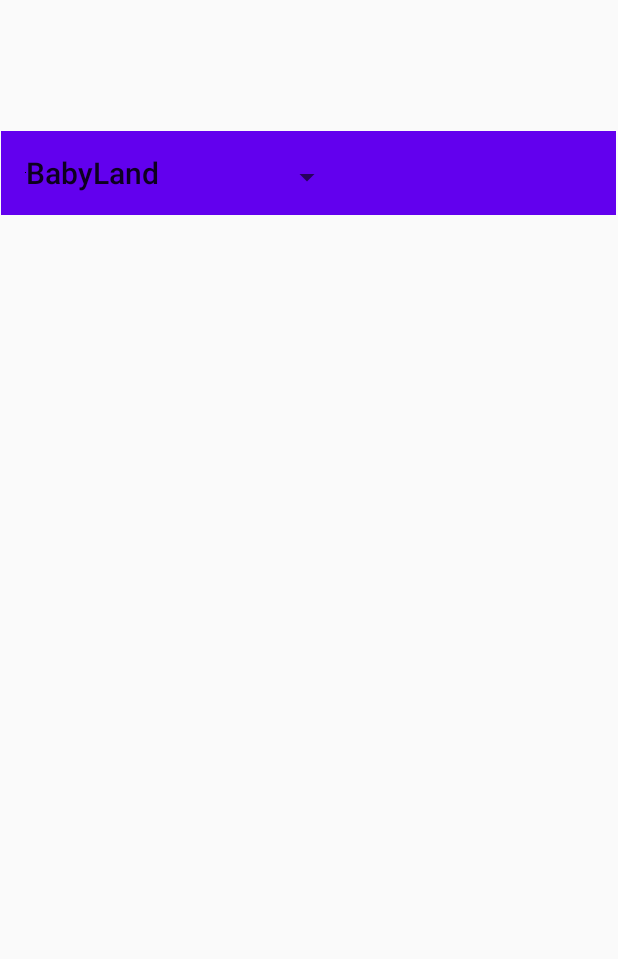
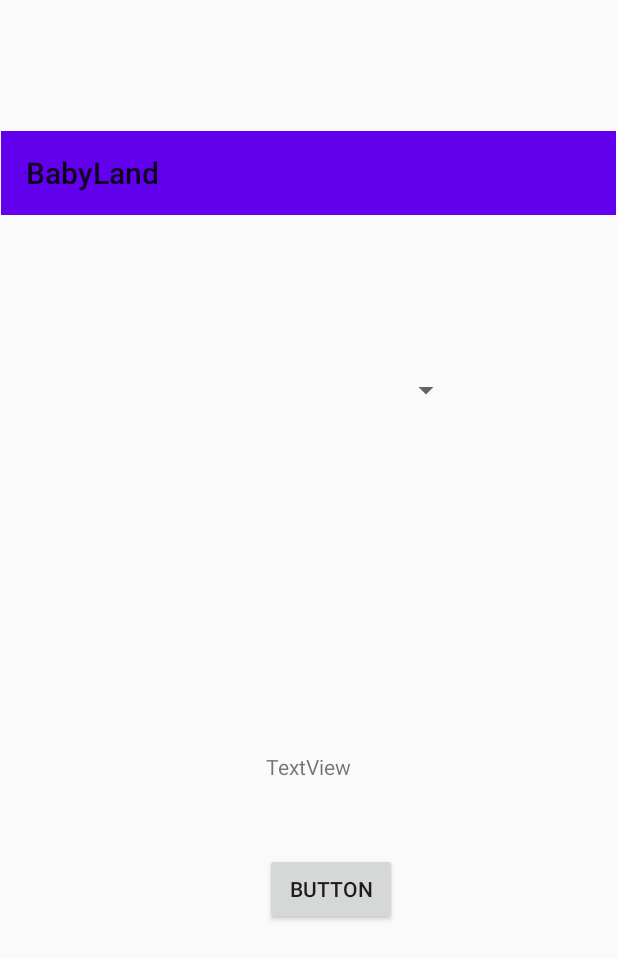
Before and after one commit to KatGkar/BabyLand, an Android app: the MainScreen screen opened directly, with no data from a screen before it, on a phone screen of 412 x 824 dp. Shown: the top 959 px of the screen. Run offline under Robolectric (Android 15) with nearby library versions, the phone set to English and light mode, and no system bars; our stand-ins replace Firebase (no records; nobody signed in at launch, a user with empty details on screens opened directly).

Commit message:
changing things

```diff
--- a/app/src/main/java/com/example/babyland/Baby.java
+++ b/app/src/main/java/com/example/babyland/Baby.java
@@ -8,6 +8,11 @@ public class Baby {
 
 
     public Baby() {
+    }
+
+    @Override
+    public String toString() {
+        return getName(); // You can add anything else like maybe getDrinkType()
     }
 
     public Baby(String name, String dateOfBirth, String amka, String placeOfBirth, String bloodType, String sex,
--- a/app/src/main/java/com/example/babyland/MainScreen.java
+++ b/app/src/main/java/com/example/babyland/MainScreen.java
@@ -6,12 +6,21 @@ import androidx.appcompat.app.AppCompatActivity;
 import androidx.appcompat.widget.Toolbar;
 
 import android.content.Intent;
+import android.os.BaseBundle;
 import android.os.Bundle;
 import android.provider.ContactsContract;
 import android.view.View;
+import android.widget.AdapterView;
+import android.widget.ArrayAdapter;
 import android.widget.Button;
 import android.widget.ImageButton;
+import android.widget.ListPopupWindow;
 import android.widget.RelativeLayout;
+import android.widget.SimpleAdapter;
+import android.widget.Spinner;
+import android.widget.SpinnerAdapter;
+import android.widget.TextView;
+import android.widget.Toast;
 
 import com.google.firebase.auth.FirebaseAuth;
 import com.google.firebase.database.DataSnapshot;
@@ -20,17 +29,24 @@ import com.google.firebase.database.DatabaseReference;
 import com.google.firebase.database.FirebaseDatabase;
 import com.google.firebase.database.ValueEventListener;
 
+import java.lang.reflect.Array;
 import java.util.ArrayList;
+import java.util.HashMap;
+import java.util.LinkedHashMap;
+import java.util.Map;
 
 public class MainScreen extends AppCompatActivity {
 
     FirebaseDatabase database;
     DatabaseReference reference;
     Boolean userFound = false;
-    private ArrayList<Baby> kids;
+    private ArrayList<Baby> listKids;
     String currentUser;
     private RelativeLayout noBabyLayout, mainScreenLayout;
     private ImageButton addBabyButton;
+    private String[]  kids;
+    private Spinner spinner;
+    private TextView name;
 
     @Override
     protected void onCreate(Bundle savedInstanceState) {
@@ -42,6 +58,8 @@ public class MainScreen extends AppCompatActivity {
         noBabyLayout = findViewById(R.id.noBabyLayout);
         addBabyButton = findViewById(R.id.addBabyButton);
         mainScreenLayout = findViewById(R.id.mainScreenLayout);
+        spinner = findViewById(R.id.spinner);
+        name = findViewById(R.id.textView);
 
         // assigning ID of the toolbar to a variable
         Toolbar toolbar = (Toolbar) findViewById(R.id.toolbar);
@@ -49,7 +67,7 @@ public class MainScreen extends AppCompatActivity {
         // using toolbar as ActionBar
         setSupportActionBar(toolbar);
 
-        kids=null;
+        listKids=null;
         userFound = false;
 
         //getting ids from xml file
@@ -70,7 +88,7 @@ public class MainScreen extends AppCompatActivity {
                         String UID = snapshots.getKey();
                         if (UID.equals(currentUser)) {
                             userFound = true;
-                            kids = (ArrayList<Baby>) snapshots.child("kids").getValue();
+                            listKids = (ArrayList<Baby>) snapshots.child("kids").getValue();
                         }
                     }
                 }
@@ -91,15 +109,18 @@ public class MainScreen extends AppCompatActivity {
                 startActivity(intent);
             }
         });
+
+
     }
 
 
     public void load(){
-        if(kids != null && !kids.isEmpty()){
+        if(listKids != null && !listKids.isEmpty()){
             //show panel with babies
-            //noBabyLayout.setVisibility(View.INVISIBLE);
-            noBabyLayout.setVisibility(View.VISIBLE);
+            noBabyLayout.setVisibility(View.INVISIBLE);
+            //noBabyLayout.setVisibility(View.VISIBLE);
             mainScreenLayout.setVisibility(View.VISIBLE);
+            showKids();
         }else{
             if(userFound){
                 //user found with none baby
@@ -114,7 +135,28 @@ public class MainScreen extends AppCompatActivity {
             }
 
         }
+
     }
+
+    public void showKids(){
+       // ArrayAdapter<Baby> adapter = new ArrayAdapter<>(this, android.R.layout.simple_spinner_dropdown_item, listKids);
+       // spinner.setAdapter(adapter);
+    }
+
+
+    public void button(View view){
+        /* Baby b;
+        if(!(spinner.getSelectedItem() == null))
+        {
+            b = (Baby) spinner.getSelectedItem();
+            name.setText(String.format("Name: " + b.getName() + "\t Amka: " + b.getAmka()));
+        }*/
+    }
+
+
+
+
+
 
 
     //showing messages to users
--- a/app/src/main/res/layout/activity_main_screen.xml
+++ b/app/src/main/res/layout/activity_main_screen.xml
@@ -15,6 +15,20 @@
         app:layout_constraintStart_toStartOf="parent"
         app:layout_constraintTop_toTopOf="parent">
 
+        <androidx.constraintlayout.widget.ConstraintLayout
+            android:layout_width="match_parent"
+            android:layout_height="match_parent">
+
+            <TextView
+                android:id="@+id/textView"
+                android:layout_width="wrap_content"
+                android:layout_height="wrap_content"
+                android:text="TextView"
+                app:layout_constraintBottom_toBottomOf="parent"
+                app:layout_constraintEnd_toEndOf="parent"
+                app:layout_constraintStart_toStartOf="parent"
+                app:layout_constraintTop_toBottomOf="@+id/spinner" />
+
             <androidx.appcompat.widget.Toolbar
                 android:id="@+id/toolbar"
                 android:layout_width="match_parent"
@@ -28,12 +42,25 @@
                 android:id="@+id/spinner"
                 android:layout_width="203dp"
                 android:layout_height="49dp"
-            android:layout_alignParentStart="true"
-            android:layout_alignParentTop="true"
-            android:layout_alignParentEnd="true"
-            android:layout_marginStart="25dp"
-            android:layout_marginTop="6dp"
-            android:layout_marginEnd="182dp" />
+                android:layout_marginTop="92dp"
+                app:layout_constraintEnd_toEndOf="parent"
+                app:layout_constraintHorizontal_bias="0.502"
+                app:layout_constraintStart_toStartOf="parent"
+                app:layout_constraintTop_toBottomOf="@+id/toolbar" />
+
+            <Button
+                android:id="@+id/button2"
+                android:layout_width="wrap_content"
+                android:layout_height="wrap_content"
+                android:layout_marginStart="176dp"
+                android:layout_marginTop="48dp"
+                android:onClick="button"
+                android:text="Button"
+                app:layout_constraintStart_toStartOf="parent"
+                app:layout_constraintTop_toBottomOf="@+id/textView" />
+
+        </androidx.constraintlayout.widget.ConstraintLayout>
+
     </RelativeLayout>
 
     <RelativeLayout
--- a/app/src/main/res/values/strings.xml
+++ b/app/src/main/res/values/strings.xml
@@ -3,4 +3,5 @@
     <string name="facebook_app_id">726605854896546</string>
     <string name="fb_login_protocol_scheme">fb1234</string>
     <string name="facebook_client_token">f068d9eb8969cc6ac220157a87670bd8</string>
+
 </resources>
```
Lines whose indentation alone changed are shown as unchanged.
